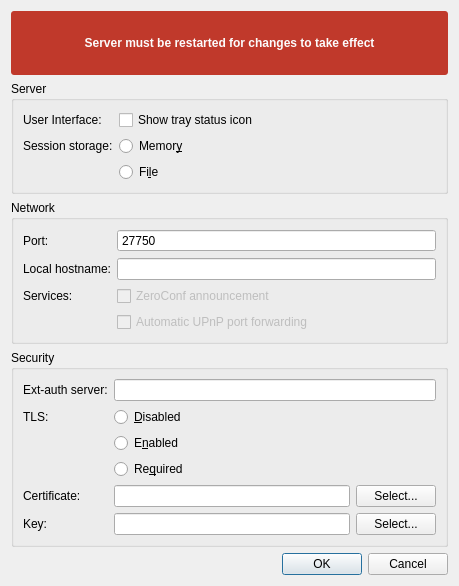
First picture: the form in src/server/gui/settings.ui, repository drawpile/Drawpile, before the edit.
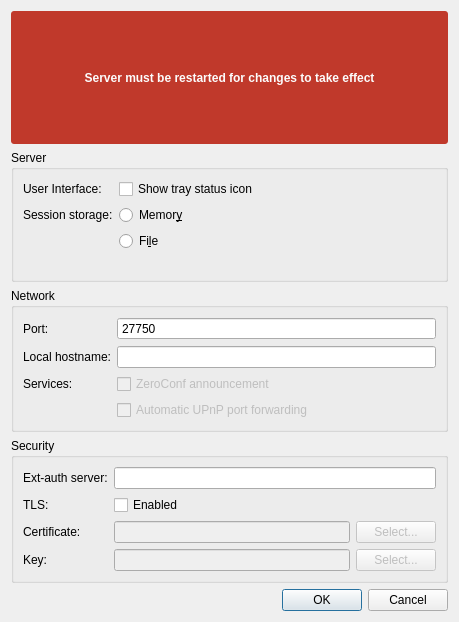
Second picture: the form after the edit.

Patch:
```diff
--- a/src/server/gui/settings.ui
+++ b/src/server/gui/settings.ui
@@ -7,7 +7,7 @@
     <x>0</x>
     <y>0</y>
     <width>459</width>
-    <height>586</height>
+    <height>622</height>
    </rect>
   </property>
   <property name="windowTitle">
@@ -150,6 +150,19 @@
       <string>Security</string>
      </property>
      <layout class="QFormLayout" name="formLayout_3">
+      <item row="0" column="0">
+       <widget class="QLabel" name="label_9">
+        <property name="toolTip">
+         <string>URL of the external authentication server</string>
+        </property>
+        <property name="text">
+         <string>Ext-auth server:</string>
+        </property>
+       </widget>
+      </item>
+      <item row="0" column="1">
+       <widget class="QLineEdit" name="extAuthUrl"/>
+      </item>
       <item row="1" column="0">
        <widget class="QLabel" name="label_6">
         <property name="text">
@@ -157,41 +170,27 @@
         </property>
        </widget>
       </item>
-      <item row="1" column="1">
-       <widget class="QRadioButton" name="tlsOff">
-        <property name="text">
-         <string>&amp;Disabled</string>
-        </property>
-       </widget>
-      </item>
-      <item row="2" column="1">
-       <widget class="QRadioButton" name="tlsOn">
-        <property name="text">
-         <string>E&amp;nabled</string>
-        </property>
-       </widget>
-      </item>
-      <item row="3" column="1">
-       <widget class="QRadioButton" name="tlsRequired">
-        <property name="text">
-         <string>Re&amp;quired</string>
-        </property>
-       </widget>
-      </item>
-      <item row="4" column="0">
+      <item row="2" column="0">
        <widget class="QLabel" name="label_7">
         <property name="text">
          <string>Certificate:</string>
         </property>
        </widget>
       </item>
-      <item row="4" column="1">
+      <item row="2" column="1">
        <layout class="QHBoxLayout" name="horizontalLayout">
         <item>
-         <widget class="QLineEdit" name="certFile"/>
+         <widget class="QLineEdit" name="certFile">
+          <property name="enabled">
+           <bool>false</bool>
+          </property>
+         </widget>
         </item>
         <item>
          <widget class="QPushButton" name="pickCert">
+          <property name="enabled">
+           <bool>false</bool>
+          </property>
           <property name="text">
            <string>Select...</string>
           </property>
@@ -199,20 +198,27 @@
         </item>
        </layout>
       </item>
-      <item row="5" column="0">
+      <item row="3" column="0">
        <widget class="QLabel" name="label_8">
         <property name="text">
          <string>Key:</string>
         </property>
        </widget>
       </item>
-      <item row="5" column="1">
+      <item row="3" column="1">
        <layout class="QHBoxLayout" name="horizontalLayout_2">
         <item>
-         <widget class="QLineEdit" name="keyFile"/>
+         <widget class="QLineEdit" name="keyFile">
+          <property name="enabled">
+           <bool>false</bool>
+          </property>
+         </widget>
         </item>
         <item>
          <widget class="QPushButton" name="pickKey">
+          <property name="enabled">
+           <bool>false</bool>
+          </property>
           <property name="text">
            <string>Select...</string>
           </property>
@@ -220,16 +226,10 @@
         </item>
        </layout>
       </item>
-      <item row="0" column="1">
-       <widget class="QLineEdit" name="extAuthUrl"/>
-      </item>
-      <item row="0" column="0">
-       <widget class="QLabel" name="label_9">
-        <property name="toolTip">
-         <string>URL of the external authentication server</string>
-        </property>
+      <item row="1" column="1">
+       <widget class="QCheckBox" name="enableTls">
         <property name="text">
-         <string>Ext-auth server:</string>
+         <string>Enabled</string>
         </property>
        </widget>
       </item>
```
Left out of the diff: 56 changed lines with no effect on the pictures.
